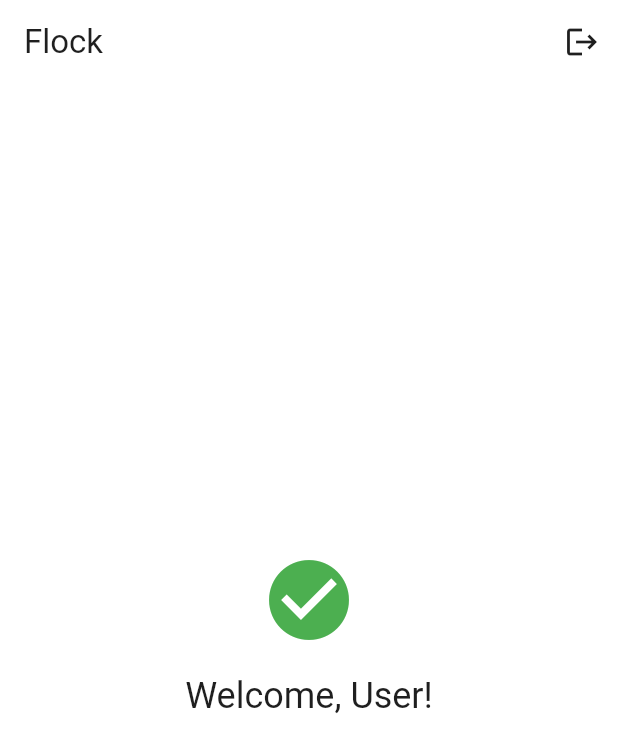
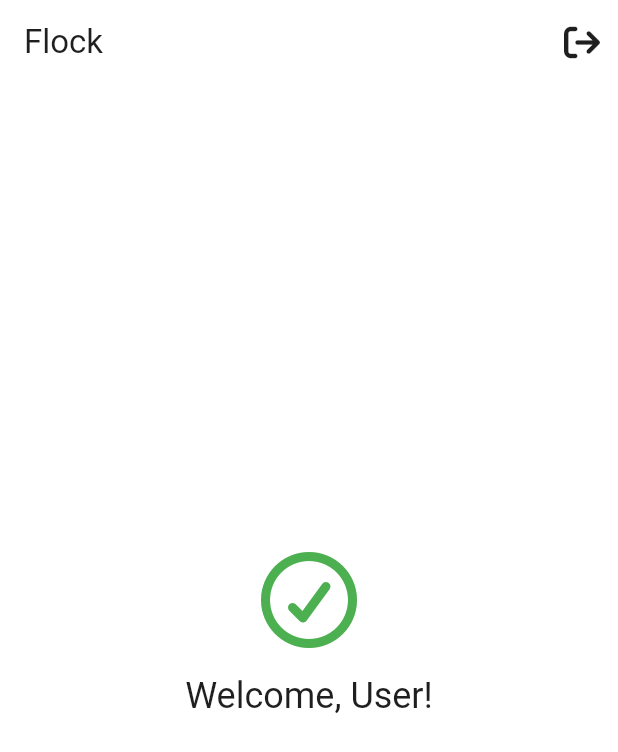
Before and after one commit to simonhull/flock-mobile, a Flutter app: the HomePage screen opened by its route, on a phone screen of 412 x 824 dp. Shown: the top 752 px of the screen. Run offline on Flutter 3.47's test engine with Material 3 defaults, Android fonts, the phone set to English and light mode, and no system bars; our stand-ins replace bloc, bloc_concurrency, connectivity_plus, cookie_jar, dio, dio_cookie_manager and 8 more; accounts and stored records are empty.

Commit message:
:sparkles: add font awesome pro icons

```diff
--- a/lib/core/router/router.dart
+++ b/lib/core/router/router.dart
@@ -14,6 +14,7 @@ import 'package:flock/features/auth/pages/reset_password_page.dart';
 import 'package:flock/features/auth/pages/verify_email_page.dart';
 import 'package:flutter/material.dart';
 import 'package:flutter_bloc/flutter_bloc.dart';
+import 'package:font_awesome_flutter/font_awesome_flutter.dart';
 import 'package:go_router/go_router.dart';
 
 /// Creates the app router with auth guards.
@@ -125,7 +126,7 @@ class HomePage extends StatelessWidget {
         title: const Text('Flock'),
         actions: [
           IconButton(
-            icon: const Icon(Icons.logout),
+            icon: const FaIcon(FontAwesomeIcons.arrowRightFromBracket),
             onPressed: () =>
                 context.read<AuthBloc>().add(const AuthSignOutRequested()),
           ),
@@ -137,7 +138,11 @@ class HomePage extends StatelessWidget {
             child: Column(
               mainAxisAlignment: MainAxisAlignment.center,
               children: [
-                const Icon(Icons.check_circle, size: 64, color: Colors.green),
+                const FaIcon(
+                  FontAwesomeIcons.circleCheck,
+                  size: 64,
+                  color: Colors.green,
+                ),
                 const SizedBox(height: 16),
                 Text(
                   'Welcome, ${state.user?.name ?? state.user?.email ?? 'User'}!',
--- a/lib/features/auth/pages/check_email_page.dart
+++ b/lib/features/auth/pages/check_email_page.dart
@@ -1,4 +1,5 @@
 import 'package:flutter/material.dart';
+import 'package:font_awesome_flutter/font_awesome_flutter.dart';
 import 'package:go_router/go_router.dart';
 
 /// Page shown after registration to prompt email verification.
@@ -23,8 +24,8 @@ final class CheckEmailPage extends StatelessWidget {
             mainAxisAlignment: MainAxisAlignment.center,
             crossAxisAlignment: CrossAxisAlignment.stretch,
             children: [
-              Icon(
-                Icons.mark_email_unread_outlined,
+              FaIcon(
+                FontAwesomeIcons.envelope,
                 size: 80,
                 color: theme.colorScheme.primary,
               ),
--- a/lib/features/auth/pages/forgot_password_page.dart
+++ b/lib/features/auth/pages/forgot_password_page.dart
@@ -3,6 +3,7 @@ import 'package:flock/features/auth/widgets/auth_button.dart';
 import 'package:flock/features/auth/widgets/auth_text_field.dart';
 import 'package:flutter/material.dart';
 import 'package:flutter_bloc/flutter_bloc.dart';
+import 'package:font_awesome_flutter/font_awesome_flutter.dart';
 import 'package:go_router/go_router.dart';
 
 /// Forgot password page for requesting password reset email.
@@ -57,7 +58,7 @@ final class _ForgotPasswordView extends StatelessWidget {
             Row(
               children: [
                 IconButton(
-                  icon: const Icon(Icons.arrow_back),
+                  icon: const FaIcon(FontAwesomeIcons.arrowLeft),
                   onPressed: () => context.pop(),
                 ),
               ],
--- a/lib/features/auth/widgets/password_field.dart
+++ b/lib/features/auth/widgets/password_field.dart
@@ -1,4 +1,5 @@
 import 'package:flutter/material.dart';
+import 'package:font_awesome_flutter/font_awesome_flutter.dart';
 
 /// Password input with visibility toggle.
 ///
@@ -51,7 +52,9 @@ final class _PasswordFieldState extends State<PasswordField> {
         errorText: widget.errorText,
         border: const OutlineInputBorder(),
         suffixIcon: IconButton(
-          icon: Icon(_obscureText ? Icons.visibility : Icons.visibility_off),
+          icon: FaIcon(
+            _obscureText ? FontAwesomeIcons.eye : FontAwesomeIcons.eyeSlash,
+          ),
           onPressed: _toggleVisibility,
         ),
       ),
--- a/pubspec.yaml
+++ b/pubspec.yaml
@@ -13,14 +13,18 @@ dependencies:
     path: packages/better_auth_flutter
   bloc: ^9.0.0
   bloc_concurrency: ^0.3.0
-  cupertino_icons: ^1.0.8
   equatable: ^2.0.7
   flutter:
     sdk: flutter
   flutter_bloc: ^9.1.0
+  font_awesome_flutter: ^10.8.0
   fpdart: ^1.1.0
   get_it: ^8.0.3
   go_router: ^14.8.1
+
+dependency_overrides:
+  font_awesome_flutter:
+    path: ../../font_awesome_flutter_pro
 
 dev_dependencies:
   bloc_test: ^10.0.0
```
Also changed, not shown: lib/features/auth/pages/verify_email_page.dart (+5 -4 lines), pubspec.lock, 8 other files.
